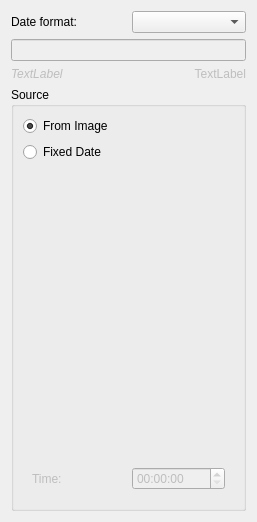
Before: the Qt Designer form utilities/advancedrename/parser/options/dateoptiondialogwidget.ui in KDE/digikam, drawn with Qt 5.
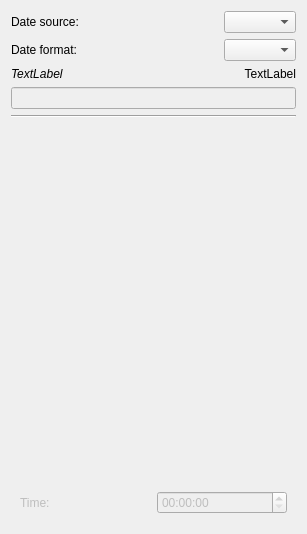
After: the same form once the commit is applied. Custom widgets are drawn as their Qt base class.

Commit message: Re-layout DateOptionDialog to save some vertical space. Add new option to be able to set the current datetime (but currently deactivated, need to add more logic and tests).

Patch:
```diff
--- a/utilities/advancedrename/parser/options/dateoptiondialogwidget.ui
+++ b/utilities/advancedrename/parser/options/dateoptiondialogwidget.ui
@@ -6,14 +6,27 @@
    <rect>
     <x>0</x>
     <y>0</y>
-    <width>257</width>
-    <height>522</height>
+    <width>307</width>
+    <height>534</height>
    </rect>
   </property>
-  <layout class="QVBoxLayout" name="verticalLayout_3" stretch="0,0,0,10">
+  <layout class="QVBoxLayout" name="verticalLayout_3" stretch="0,0,0,0,10">
    <item>
-    <layout class="QHBoxLayout" name="horizontalLayout_2">
-     <item>
+    <layout class="QGridLayout" name="gridLayout" columnstretch="10,0">
+     <item row="0" column="0">
+      <widget class="QLabel" name="label_3">
+       <property name="text">
+        <string>Date source:</string>
+       </property>
+       <property name="buddy">
+        <cstring>dateFormatPicker</cstring>
+       </property>
+      </widget>
+     </item>
+     <item row="0" column="1">
+      <widget class="KComboBox" name="dateSourcePicker"/>
+     </item>
+     <item row="1" column="0">
       <widget class="QLabel" name="label_2">
        <property name="text">
         <string>Date format:</string>
@@ -23,24 +36,17 @@
        </property>
       </widget>
      </item>
-     <item>
+     <item row="1" column="1">
       <widget class="KComboBox" name="dateFormatPicker"/>
      </item>
     </layout>
    </item>
-   <item>
-    <widget class="KLineEdit" name="customFormatInput">
-     <property name="enabled">
-      <bool>false</bool>
-     </property>
-    </widget>
-   </item>
    <item>
     <layout class="QHBoxLayout" name="horizontalLayout_3">
      <item>
       <widget class="QLabel" name="exampleLabel">
        <property name="enabled">
-        <bool>false</bool>
+        <bool>true</bool>
        </property>
        <property name="sizePolicy">
         <sizepolicy hsizetype="Preferred" vsizetype="Minimum">
@@ -61,7 +67,7 @@
      <item>
       <widget class="QLabel" name="dateFormatLink">
        <property name="enabled">
-        <bool>false</bool>
+        <bool>true</bool>
        </property>
        <property name="text">
         <string comment="KDE::DoNotExtract">TextLabel</string>
@@ -74,34 +80,31 @@
     </layout>
    </item>
    <item>
-    <widget class="QGroupBox" name="groupBox_3">
-     <property name="title">
-      <string comment="source to read date information from">Source</string>
+    <widget class="KLineEdit" name="customFormatInput">
+     <property name="enabled">
+      <bool>false</bool>
      </property>
+    </widget>
+   </item>
+   <item>
+    <widget class="Line" name="line">
+     <property name="orientation">
+      <enum>Qt::Horizontal</enum>
+     </property>
+    </widget>
+   </item>
+   <item>
+    <widget class="QWidget" name="widget_3" native="true">
      <layout class="QVBoxLayout" name="verticalLayout_2">
-      <item>
-       <widget class="QRadioButton" name="fromImageBtn">
-        <property name="text">
-         <string>From Image</string>
-        </property>
-        <property name="checked">
-         <bool>true</bool>
-        </property>
-       </widget>
-      </item>
-      <item>
-       <widget class="QRadioButton" name="fixedDateBtn">
-        <property name="text">
-         <string>Fixed Date</string>
-        </property>
-       </widget>
-      </item>
       <item>
        <widget class="QWidget" name="fixedDateContainer" native="true">
         <property name="enabled">
          <bool>false</bool>
         </property>
         <layout class="QVBoxLayout" name="verticalLayout">
+         <property name="margin">
+          <number>0</number>
+         </property>
          <item>
           <widget class="KDatePicker" name="datePicker"/>
          </item>
```
Left out of the diff: 25 changed lines with no effect on the pictures. The commit also changes 2 other files.
